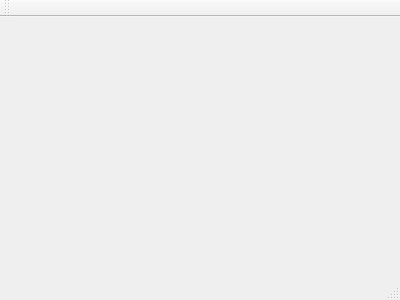
Above: 03_qt/ejemplo1_qt/mainwindow.ui from edgarcamilocamacho/usta_digital_systems_3 before the change. Below: the same form after it.
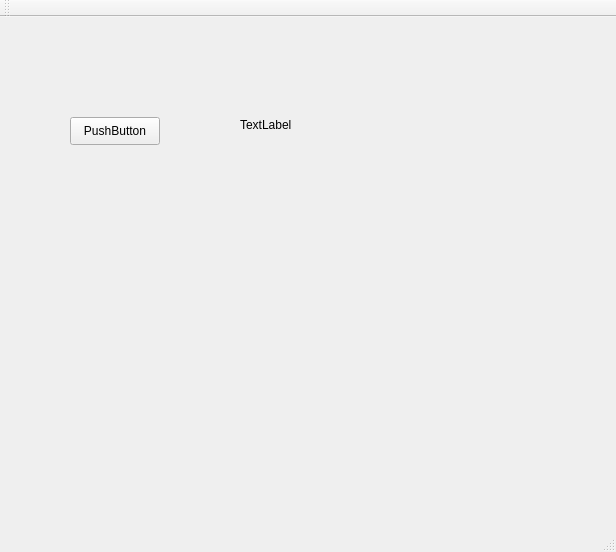
That is the form after the change.

The edit to the form file:
```diff
--- a/03_qt/ejemplo1_qt/mainwindow.ui
+++ b/03_qt/ejemplo1_qt/mainwindow.ui
@@ -1,24 +1,66 @@
 <ui version="4.0">
  <class>MainWindow</class>
- <widget class="QMainWindow" name="MainWindow" >
-  <property name="geometry" >
+ <widget class="QMainWindow" name="MainWindow">
+  <property name="geometry">
    <rect>
     <x>0</x>
     <y>0</y>
-    <width>400</width>
-    <height>300</height>
+    <width>616</width>
+    <height>552</height>
    </rect>
   </property>
   <property name="windowTitle" >
    <string>MainWindow</string>
   </property>
-  <widget class="QMenuBar" name="menuBar" />
-  <widget class="QToolBar" name="mainToolBar" />
-  <widget class="QWidget" name="centralWidget" />
-  <widget class="QStatusBar" name="statusBar" />
+  <widget class="QWidget" name="centralWidget">
+   <widget class="QPushButton" name="btn1">
+    <property name="geometry">
+     <rect>
+      <x>70</x>
+      <y>100</y>
+      <width>90</width>
+      <height>28</height>
+     </rect>
+    </property>
+    <property name="text">
+     <string>PushButton</string>
+    </property>
+   </widget>
+   <widget class="QLabel" name="lbl1">
+    <property name="geometry">
+     <rect>
+      <x>240</x>
+      <y>100</y>
+      <width>58</width>
+      <height>16</height>
+     </rect>
+    </property>
+    <property name="text">
+     <string>TextLabel</string>
+    </property>
+   </widget>
+  </widget>
+  <widget class="QMenuBar" name="menuBar">
+   <property name="geometry">
+    <rect>
+     <x>0</x>
+     <y>0</y>
+     <width>616</width>
+     <height>22</height>
+    </rect>
+   </property>
+  </widget>
+  <widget class="QToolBar" name="mainToolBar">
+   <attribute name="toolBarArea">
+    <enum>TopToolBarArea</enum>
+   </attribute>
+   <attribute name="toolBarBreak">
+    <bool>false</bool>
+   </attribute>
+  </widget>
+  <widget class="QStatusBar" name="statusBar"/>
  </widget>
- <layoutDefault spacing="6" margin="11" />
- <pixmapfunction></pixmapfunction>
+ <layoutdefault spacing="6" margin="11"/>
  <resources/>
  <connections/>
 </ui>
```
Left out of the diff: 3 changed lines with no effect on the pictures.
